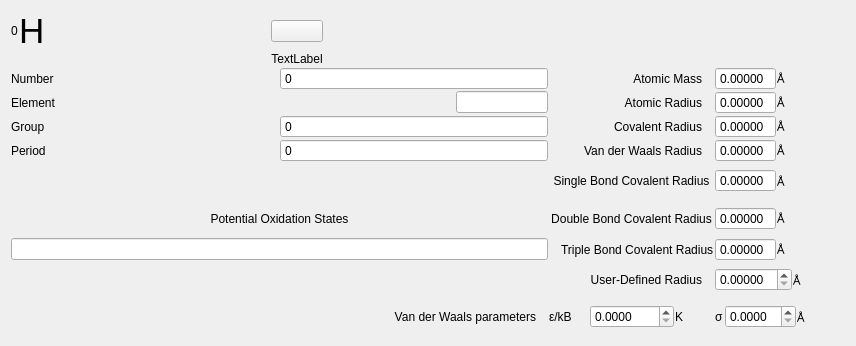
iRASPA/iRASPA-QT, file iraspa/iraspagui/elementsform.ui: the form before one commit.
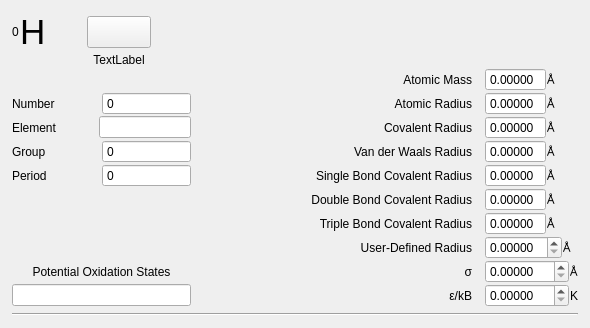
The form after the commit. Custom widgets are drawn as their Qt base class.

Patch:
```diff
--- a/iraspa/iraspagui/elementsform.ui
+++ b/iraspa/iraspagui/elementsform.ui
@@ -6,16 +6,28 @@
    <rect>
     <x>0</x>
     <y>0</y>
-    <width>856</width>
-    <height>346</height>
+    <width>590</width>
+    <height>310</height>
    </rect>
   </property>
   <property name="windowTitle">
    <string>Form</string>
   </property>
   <layout class="QVBoxLayout" name="verticalLayout">
+   <property name="leftMargin">
+    <number>12</number>
+   </property>
+   <property name="topMargin">
+    <number>12</number>
+   </property>
+   <property name="rightMargin">
+    <number>12</number>
+   </property>
+   <property name="bottomMargin">
+    <number>12</number>
+   </property>
    <item>
-    <layout class="QGridLayout" name="gridLayout" columnstretch="5,0,0,0">
+    <layout class="QGridLayout" name="gridLayout" columnstretch="0,0,0,0">
      <property name="leftMargin">
       <number>0</number>
      </property>
@@ -25,168 +37,7 @@
      <property name="spacing">
       <number>1</number>
      </property>
-     <item row="7" column="3">
-      <spacer name="horizontalSpacer_12">
-       <property name="orientation">
-        <enum>Qt::Horizontal</enum>
-       </property>
-       <property name="sizeHint" stdset="0">
-        <size>
-         <width>40</width>
-         <height>20</height>
-        </size>
-       </property>
-      </spacer>
-     </item>
-     <item row="7" column="1">
-      <widget class="QLabel" name="label_3">
-       <property name="text">
-        <string>Triple Bond Covalent Radius</string>
-       </property>
-       <property name="indent">
-        <number>12</number>
-       </property>
-      </widget>
-     </item>
-     <item row="4" column="0">
-      <layout class="QHBoxLayout" name="horizontalLayout_3">
-       <item>
-        <widget class="QLabel" name="label_14">
-         <property name="text">
-          <string>Period</string>
-         </property>
-        </widget>
-       </item>
-       <item>
-        <widget class="QSpinBox" name="periodSpinBox">
-         <property name="buttonSymbols">
-          <enum>QAbstractSpinBox::NoButtons</enum>
-         </property>
-         <property name="keyboardTracking">
-          <bool>false</bool>
-         </property>
-        </widget>
-       </item>
-      </layout>
-     </item>
-     <item row="9" column="1">
-      <layout class="QHBoxLayout" name="horizontalLayout_8">
-       <item>
-        <widget class="QLabel" name="label_2">
-         <property name="text">
-          <string>ε/kB</string>
-         </property>
-        </widget>
-       </item>
-       <item>
-        <widget class="QDoubleSpinBox" name="epsilonDoubleSpinBox">
-         <property name="keyboardTracking">
-          <bool>false</bool>
-         </property>
-         <property name="decimals">
-          <number>4</number>
-         </property>
-         <property name="maximum">
-          <double>9999.989999999999782</double>
-         </property>
-        </widget>
-       </item>
-       <item>
-        <widget class="QLabel" name="label_32">
-         <property name="text">
-          <string>K</string>
-         </property>
-        </widget>
-       </item>
-      </layout>
-     </item>
-     <item row="9" column="0">
-      <widget class="QLabel" name="label_18">
-       <property name="text">
-        <string>Van der Waals parameters</string>
-       </property>
-       <property name="alignment">
-        <set>Qt::AlignRight|Qt::AlignTrailing|Qt::AlignVCenter</set>
-       </property>
-       <property name="indent">
-        <number>12</number>
-       </property>
-      </widget>
-     </item>
-     <item row="5" column="1">
-      <widget class="QLabel" name="label_20">
-       <property name="text">
-        <string>Single Bond Covalent Radius</string>
-       </property>
-       <property name="alignment">
-        <set>Qt::AlignCenter</set>
-       </property>
-       <property name="indent">
-        <number>12</number>
-       </property>
-      </widget>
-     </item>
-     <item row="6" column="3">
-      <spacer name="horizontalSpacer_11">
-       <property name="orientation">
-        <enum>Qt::Horizontal</enum>
-       </property>
-       <property name="sizeHint" stdset="0">
-        <size>
-         <width>40</width>
-         <height>20</height>
-        </size>
-       </property>
-      </spacer>
-     </item>
-     <item row="4" column="3">
-      <spacer name="horizontalSpacer_6">
-       <property name="orientation">
-        <enum>Qt::Horizontal</enum>
-       </property>
-       <property name="sizeHint" stdset="0">
-        <size>
-         <width>40</width>
-         <height>20</height>
-        </size>
-       </property>
-      </spacer>
-     </item>
-     <item row="3" column="0">
-      <layout class="QHBoxLayout" name="horizontalLayout_2">
-       <item>
-        <widget class="QLabel" name="label_5">
-         <property name="text">
-          <string>Group</string>
-         </property>
-        </widget>
-       </item>
-       <item>
-        <widget class="QSpinBox" name="groupSpinBox">
-         <property name="buttonSymbols">
-          <enum>QAbstractSpinBox::NoButtons</enum>
-         </property>
-         <property name="keyboardTracking">
-          <bool>false</bool>
-         </property>
-        </widget>
-       </item>
-      </layout>
-     </item>
-     <item row="8" column="1">
-      <widget class="QLabel" name="label_25">
-       <property name="text">
-        <string>User-Defined Radius</string>
-       </property>
-       <property name="alignment">
-        <set>Qt::AlignRight|Qt::AlignTrailing|Qt::AlignVCenter</set>
-       </property>
-       <property name="indent">
-        <number>12</number>
-       </property>
-      </widget>
-     </item>
-     <item row="2" column="2">
+     <item row="2" column="3">
       <layout class="QHBoxLayout" name="horizontalLayout_12">
        <item>
         <widget class="QDoubleSpinBox" name="atomicRadiusDoubleSpinBox">
@@ -213,7 +64,7 @@
        </item>
       </layout>
      </item>
-     <item row="3" column="1">
+     <item row="3" column="2">
       <widget class="QLabel" name="label_15">
        <property name="text">
         <string>Covalent Radius</string>
@@ -226,10 +77,10 @@
        </property>
       </widget>
      </item>
-     <item row="2" column="1">
-      <widget class="QLabel" name="label_16">
+     <item row="5" column="2">
+      <widget class="QLabel" name="label_20">
        <property name="text">
-        <string>Atomic Radius</string>
+        <string>Single Bond Covalent Radius</string>
        </property>
        <property name="alignment">
         <set>Qt::AlignRight|Qt::AlignTrailing|Qt::AlignVCenter</set>
@@ -239,33 +90,160 @@
        </property>
       </widget>
      </item>
-     <item row="2" column="3">
-      <spacer name="horizontalSpacer_4">
+     <item row="5" column="1">
+      <spacer name="horizontalSpacer_11">
        <property name="orientation">
         <enum>Qt::Horizontal</enum>
        </property>
        <property name="sizeHint" stdset="0">
         <size>
-         <width>40</width>
+         <width>10</width>
          <height>20</height>
         </size>
        </property>
       </spacer>
      </item>
+     <item row="6" column="1">
+      <spacer name="horizontalSpacer_12">
+       <property name="orientation">
+        <enum>Qt::Horizontal</enum>
+       </property>
+       <property name="sizeHint" stdset="0">
+        <size>
+         <width>10</width>
+         <height>20</height>
+        </size>
+       </property>
+      </spacer>
+     </item>
+     <item row="7" column="3">
+      <layout class="QHBoxLayout" name="horizontalLayout_10">
+       <item>
+        <widget class="QDoubleSpinBox" name="tripleBondCovalentRadiusDoubleSpinBox">
+         <property name="readOnly">
+          <bool>true</bool>
+         </property>
+         <property name="buttonSymbols">
+          <enum>QAbstractSpinBox::NoButtons</enum>
+         </property>
+         <property name="decimals">
+          <number>5</number>
+         </property>
+        </widget>
+       </item>
+       <item>
+        <widget class="QLabel" name="label_13">
+         <property name="text">
+          <string>Å</string>
+         </property>
+        </widget>
+       </item>
+      </layout>
+     </item>
+     <item row="8" column="2">
+      <widget class="QLabel" name="label_25">
+       <property name="text">
+        <string>User-Defined Radius</string>
+       </property>
+       <property name="alignment">
+        <set>Qt::AlignRight|Qt::AlignTrailing|Qt::AlignVCenter</set>
+       </property>
+       <property name="indent">
+        <number>12</number>
+       </property>
+      </widget>
+     </item>
+     <item row="1" column="2">
+      <widget class="QLabel" name="label_8">
+       <property name="text">
+        <string>Atomic Mass</string>
+       </property>
+       <property name="alignment">
+        <set>Qt::AlignRight|Qt::AlignTrailing|Qt::AlignVCenter</set>
+       </property>
+       <property name="indent">
+        <number>12</number>
+       </property>
+      </widget>
+     </item>
+     <item row="5" column="3">
+      <layout class="QHBoxLayout" name="horizontalLayout_16">
+       <item>
+        <widget class="QDoubleSpinBox" name="singleBondCovalentRadiusDoubleSpinBox">
+         <property name="readOnly">
+          <bool>true</bool>
+         </property>
+         <property name="buttonSymbols">
+          <enum>QAbstractSpinBox::NoButtons</enum>
+         </property>
+         <property name="keyboardTracking">
+          <bool>false</bool>
+         </property>
+         <property name="decimals">
+          <number>5</number>
+         </property>
+        </widget>
+       </item>
+       <item>
+        <widget class="QLabel" name="label_12">
+         <property name="text">
+          <string>Å</string>
+         </property>
+        </widget>
+       </item>
+      </layout>
+     </item>
      <item row="8" column="3">
-      <spacer name="horizontalSpacer_8">
+      <layout class="QHBoxLayout" name="horizontalLayout_11">
+       <item>
+        <widget class="QDoubleSpinBox" name="userDefinedRadiusDoubleSpinBox">
+         <property name="keyboardTracking">
+          <bool>false</bool>
+         </property>
+         <property name="decimals">
+          <number>5</number>
+         </property>
+        </widget>
+       </item>
+       <item>
+        <widget class="QLabel" name="label_4">
+         <property name="text">
+          <string>Å</string>
+         </property>
+        </widget>
+       </item>
+      </layout>
+     </item>
+     <item row="6" column="2">
+      <widget class="QLabel" name="label">
+       <property name="text">
+        <string>Double Bond Covalent Radius</string>
+       </property>
+       <property name="alignment">
+        <set>Qt::AlignRight|Qt::AlignTrailing|Qt::AlignVCenter</set>
+       </property>
+       <property name="margin">
+        <number>0</number>
+       </property>
+       <property name="indent">
+        <number>12</number>
+       </property>
+      </widget>
+     </item>
+     <item row="4" column="1">
+      <spacer name="horizontalSpacer_7">
        <property name="orientation">
         <enum>Qt::Horizontal</enum>
        </property>
        <property name="sizeHint" stdset="0">
         <size>
-         <width>40</width>
+         <width>10</width>
          <height>20</height>
         </size>
        </property>
       </spacer>
      </item>
-     <item row="3" column="2">
+     <item row="3" column="3">
       <layout class="QHBoxLayout" name="horizontalLayout_14">
        <item>
         <widget class="QDoubleSpinBox" name="covalentRadiusDoubleSpinBox">
@@ -292,91 +270,103 @@
        </item>
       </layout>
      </item>
-     <item row="9" column="3">
+     <item row="6" column="3">
+      <layout class="QHBoxLayout" name="horizontalLayout_5">
+       <item>
+        <widget class="QDoubleSpinBox" name="doubleBondCovalentRadiusDoubleSpinBox">
+         <property name="readOnly">
+          <bool>true</bool>
+         </property>
+         <property name="buttonSymbols">
+          <enum>QAbstractSpinBox::NoButtons</enum>
+         </property>
+         <property name="decimals">
+          <number>5</number>
+         </property>
+        </widget>
+       </item>
+       <item>
+        <widget class="QLabel" name="label_9">
+         <property name="text">
+          <string>Å</string>
+         </property>
+        </widget>
+       </item>
+      </layout>
+     </item>
+     <item row="8" column="1">
       <spacer name="horizontalSpacer_2">
        <property name="orientation">
         <enum>Qt::Horizontal</enum>
        </property>
        <property name="sizeHint" stdset="0">
         <size>
-         <width>40</width>
+         <width>10</width>
          <height>20</height>
         </size>
        </property>
       </spacer>
      </item>
-     <item row="1" column="0">
-      <layout class="QHBoxLayout" name="horizontalLayout">
+     <item row="4" column="3">
+      <layout class="QHBoxLayout" name="horizontalLayout_15">
        <item>
-        <widget class="QLabel" name="label_29">
-         <property name="text">
-          <string>Number</string>
+        <widget class="QDoubleSpinBox" name="vanderWaalsDoubleSpinBox">
+         <property name="readOnly">
+          <bool>true</bool>
          </property>
-        </widget>
-       </item>
-       <item>
-        <widget class="QSpinBox" name="numberSpinBox">
          <property name="buttonSymbols">
           <enum>QAbstractSpinBox::NoButtons</enum>
          </property>
          <property name="keyboardTracking">
           <bool>false</bool>
          </property>
+         <property name="decimals">
+          <number>5</number>
+         </property>
         </widget>
        </item>
-      </layout>
-     </item>
-     <item row="2" column="0">
-      <layout class="QHBoxLayout" name="horizontalLayout_6">
        <item>
-        <widget class="QLabel" name="label_31">
+        <widget class="QLabel" name="label_11">
          <property name="text">
-          <string>Element</string>
-         </property>
-        </widget>
-       </item>
-       <item>
-        <spacer name="horizontalSpacer">
-         <property name="orientation">
-          <enum>Qt::Horizontal</enum>
-         </property>
-         <property name="sizeHint" stdset="0">
-          <size>
-           <width>40</width>
-           <height>20</height>
-          </size>
-         </property>
-        </spacer>
-       </item>
-       <item>
-        <widget class="QLineEdit" name="elementLineEdit">
-         <property name="maximumSize">
-          <size>
-           <width>92</width>
-           <height>16777215</height>
-          </size>
+          <string>Å</string>
          </property>
         </widget>
        </item>
       </layout>
      </item>
+     <item row="7" column="2">
+      <widget class="QLabel" name="label_3">
+       <property name="text">
+        <string>Triple Bond Covalent Radius</string>
+       </property>
+       <property name="alignment">
+        <set>Qt::AlignRight|Qt::AlignTrailing|Qt::AlignVCenter</set>
+       </property>
+       <property name="indent">
+        <number>12</number>
+       </property>
+      </widget>
+     </item>
+     <item row="2" column="2">
+      <widget class="QLabel" name="label_16">
+       <property name="text">
+        <string>Atomic Radius</string>
+       </property>
+       <property name="alignment">
+        <set>Qt::AlignRight|Qt::AlignTrailing|Qt::AlignVCenter</set>
+       </property>
+       <property name="indent">
+        <number>12</number>
+       </property>
+      </widget>
+     </item>
      <item row="1" column="3">
-      <spacer name="horizontalSpacer_3">
-       <property name="orientation">
-        <enum>Qt::Horizontal</enum>
-       </property>
-       <property name="sizeHint" stdset="0">
-        <size>
-         <width>40</width>
-         <height>20</height>
-        </size>
-       </property>
-      </spacer>
-     </item>
-     <item row="1" column="2">
       <layout class="QHBoxLayout" name="horizontalLayout_13">
        <item>
         <widget class="QDoubleSpinBox" name="atomicMassDoubleSpinBox">
+         <property name="alignment">
+          <set>Qt::AlignLeading|Qt::AlignLeft|Qt::AlignVCenter</set>
+         </property>
          <property name="readOnly">
           <bool>true</bool>
          </property>
@@ -396,50 +386,64 @@
          <property name="text">
           <string>Å</string>
          </property>
+         <property name="alignment">
+          <set>Qt::AlignLeading|Qt::AlignLeft|Qt::AlignVCenter</set>
+         </property>
         </widget>
        </item>
       </layout>
      </item>
-     <item row="3" column="3">
-      <spacer name="horizontalSpacer_5">
+     <item row="3" column="1">
+      <spacer name="horizontalSpacer_6">
        <property name="orientation">
         <enum>Qt::Horizontal</enum>
        </property>
        <property name="sizeHint" stdset="0">
         <size>
-         <width>40</width>
+         <width>10</width>
          <height>20</height>
         </size>
        </property>
       </spacer>
      </item>
-     <item row="9" column="2">
-      <layout class="QHBoxLayout" name="horizontalLayout_9">
-       <item>
-        <widget class="QLabel" name="label_33">
-         <property name="text">
-          <string>σ</string>
-         </property>
-        </widget>
-       </item>
-       <item>
-        <widget class="QDoubleSpinBox" name="sigmaDoubleSpinBox">
-         <property name="keyboardTracking">
-          <bool>false</bool>
-         </property>
-         <property name="decimals">
-          <number>4</number>
-         </property>
-        </widget>
-       </item>
-       <item>
-        <widget class="QLabel" name="label_34">
-         <property name="text">
-          <string>Å</string>
-         </property>
-        </widget>
-       </item>
-      </layout>
+     <item row="7" column="1">
+      <spacer name="horizontalSpacer_8">
+       <property name="orientation">
+        <enum>Qt::Horizontal</enum>
+       </property>
+       <property name="sizeHint" stdset="0">
+        <size>
+         <width>10</width>
+         <height>20</height>
+        </size>
+       </property>
+      </spacer>
+     </item>
+     <item row="1" column="1">
+      <spacer name="horizontalSpacer_4">
+       <property name="orientation">
+        <enum>Qt::Horizontal</enum>
+       </property>
+       <property name="sizeHint" stdset="0">
+        <size>
+         <width>10</width>
+         <height>20</height>
+        </size>
+       </property>
+      </spacer>
+     </item>
+     <item row="4" column="2">
+      <widget class="QLabel" name="label_17">
+       <property name="text">
+        <string>Van der Waals Radius</string>
+       </property>
+       <property name="alignment">
+        <set>Qt::AlignRight|Qt::AlignTrailing|Qt::AlignVCenter</set>
+       </property>
+       <property name="indent">
+        <number>12</number>
+       </property>
+      </widget>
      </item>
      <item row="0" column="0">
       <layout class="QHBoxLayout" name="horizontalLayout_7" stretch="0">
@@ -468,6 +472,18 @@
          </item>
          <item row="3" column="3">
           <widget class="SelectColorButton" name="colorPushButton">
+           <property name="sizePolicy">
+            <sizepolicy hsizetype="Fixed" vsizetype="Fixed">
+             <horstretch>0</horstretch>
+             <verstretch>0</verstretch>
+            </sizepolicy>
+           </property>
+           <property name="minimumSize">
+            <size>
+             <width>64</width>
+             <height>32</height>
+            </size>
+           </property>
            <property name="autoFillBackground">
             <bool>false</bool>
            </property>
@@ -477,6 +493,12 @@
            <property name="text">
             <string/>
            </property>
+           <property name="iconSize">
+            <size>
+             <width>64</width>
+             <height>32</height>
+            </size>
+           </property>
            <property name="flat">
             <bool>false</bool>
            </property>
@@ -535,33 +557,23 @@
        </item>
       </layout>
      </item>
-     <item row="6" column="1">
-      <widget class="QLabel" name="label">
-       <property name="text">
-        <string>Double Bond Covalent Radius</string>
-       </property>
-       <property name="alignment">
-        <set>Qt::AlignCenter</set>
-       </property>
-       <property name="indent">
-        <number>12</number>
-       </property>
-      </widget>
-     </item>
-     <item row="8" column="2">
-      <layout class="QHBoxLayout" name="horizontalLayout_11">
+     <item row="9" column="3">
+      <layout class="QHBoxLayout" name="horizontalLayout_9">
        <item>
-        <widget class="QDoubleSpinBox" name="userDefinedRadiusDoubleSpinBox">
+        <widget class="QDoubleSpinBox" name="sigmaDoubleSpinBox">
          <property name="keyboardTracking">
           <bool>false</bool>
          </property>
          <property name="decimals">
           <number>5</number>
          </property>
+         <property name="maximum">
+          <double>999.990000000000009</double>
+         </property>
         </widget>
        </item>
        <item>
-        <widget class="QLabel" name="label_4">
+        <widget class="QLabel" name="label_34">
          <property name="text">
           <string>Å</string>
          </property>
@@ -569,90 +581,76 @@
        </item>
       </layout>
      </item>
-     <item row="5" column="2">
-      <layout class="QHBoxLayout" name="horizontalLayout_16">
+     <item row="2" column="1">
+      <spacer name="horizontalSpacer_5">
+       <property name="orientation">
+        <enum>Qt::Horizontal</enum>
+       </property>
+       <property name="sizeHint" stdset="0">
+        <size>
+         <width>10</width>
+         <height>20</height>
+        </size>
+       </property>
+      </spacer>
+     </item>
+     <item row="10" column="3">
+      <layout class="QHBoxLayout" name="horizontalLayout_8">
        <item>
-        <widget class="QDoubleSpinBox" name="singleBondCovalentRadiusDoubleSpinBox">
-         <property name="readOnly">
-          <bool>true</bool>
-         </property>
-         <property name="buttonSymbols">
-          <enum>QAbstractSpinBox::NoButtons</enum>
-         </property>
+        <widget class="QDoubleSpinBox" name="epsilonDoubleSpinBox">
          <property name="keyboardTracking">
           <bool>false</bool>
          </property>
          <property name="decimals">
           <number>5</number>
          </property>
+         <property name="maximum">
+          <double>999.990000000000009</double>
+         </property>
         </widget>
        </item>
        <item>
-        <widget class="QLabel" name="label_12">
+        <widget class="QLabel" name="label_32">
          <property name="text">
-          <string>Å</string>
+          <string>K</string>
          </property>
         </widget>
        </item>
       </layout>
      </item>
-     <item row="7" column="0">
+     <item row="9" column="2">
+      <widget class="QLabel" name="label_33">
+       <property name="text">
+        <string>σ</string>
+       </property>
+       <property name="alignment">
+        <set>Qt::AlignRight|Qt::AlignTrailing|Qt::AlignVCenter</set>
+       </property>
+       <property name="margin">
+        <number>0</number>
+       </property>
+       <property name="indent">
+        <number>12</number>
+       </property>
+      </widget>
+     </item>
+     <item row="10" column="2">
+      <widget class="QLabel" name="label_2">
+       <property name="text">
+        <string>ε/kB</string>
+       </property>
+       <property name="alignment">
+        <set>Qt::AlignRight|Qt::AlignTrailing|Qt::AlignVCenter</set>
+       </property>
+       <property name="indent">
+        <number>12</number>
+       </property>
+      </widget>
+     </item>
+     <item row="10" column="0">
       <widget class="QLineEdit" name="oxidationLineEdit"/>
      </item>
-     <item row="4" column="1">
-      <widget class="QLabel" name="label_17">
-       <property name="text">
-        <string>Van der Waals Radius</string>
-       </property>
-       <property name="alignment">
-        <set>Qt::AlignRight|Qt::AlignTrailing|Qt::AlignVCenter</set>
-       </property>
-       <property name="indent">
-        <number>12</number>
-       </property>
-      </widget>
-     </item>
-     <item row="4" column="2">
-      <layout class="QHBoxLayout" name="horizontalLayout_15">
-       <item>
-        <widget class="QDoubleSpinBox" name="vanderWaalsDoubleSpinBox">
-         <property name="readOnly">
-          <bool>true</bool>
-         </property>
-         <property name="buttonSymbols">
-          <enum>QAbstractSpinBox::NoButtons</enum>
-         </property>
-         <property name="keyboardTracking">
-          <bool>false</bool>
-         </property>
-         <property name="decimals">
-          <number>5</number>
-         </property>
-        </widget>
-       </item>
-       <item>
-        <widget class="QLabel" name="label_11">
-         <property name="text">
-          <string>Å</string>
-         </property>
-        </widget>
-       </item>
-      </layout>
-     </item>
-     <item row="1" column="1">
-      <widget class="QLabel" name="label_8">
-       <property name="text">
-        <string>Atomic Mass</string>
-       </property>
-       <property name="alignment">
-        <set>Qt::AlignRight|Qt::AlignTrailing|Qt::AlignVCenter</set>
-       </property>
-       <property name="indent">
-        <number>12</number>
-       </property>
-      </widget>
-     </item>
-     <item row="6" column="0">
+     <item row="9" column="0">
       <widget class="QLabel" name="label_24">
        <property name="text">
         <string>Potential Oxidation States</string>
@@ -662,62 +660,98 @@
        </property>
       </widget>
      </item>
-     <item row="5" column="3">
-      <spacer name="horizontalSpacer_7">
-       <property name="orientation">
-        <enum>Qt::Horizontal</enum>
-       </property>
-       <property name="sizeHint" stdset="0">
-        <size>
-         <width>40</width>
-         <height>20</height>
-        </size>
-       </property>
-      </spacer>
-     </item>
-     <item row="6" column="2">
-      <layout class="QHBoxLayout" name="horizontalLayout_5">
+     <item row="5" column="0">
+      <layout class="QHBoxLayout" name="horizontalLayout_3">
        <item>
-        <widget class="QDoubleSpinBox" name="doubleBondCovalentRadiusDoubleSpinBox">
-         <property name="readOnly">
-          <bool>true</bool>
+        <widget class="QLabel" name="label_14">
+         <property name="text">
+          <string>Period</string>
          </property>
+        </widget>
+       </item>
+       <item>
+        <widget class="QSpinBox" name="periodSpinBox">
          <property name="buttonSymbols">
           <enum>QAbstractSpinBox::NoButtons</enum>
          </property>
-         <property name="decimals">
-          <number>5</number>
+         <property name="keyboardTracking">
+          <bool>false</bool>
          </property>
         </widget>
        </item>
+      </layout>
+     </item>
+     <item row="4" column="0">
+      <layout class="QHBoxLayout" name="horizontalLayout_2">
        <item>
-        <widget class="QLabel" name="label_9">
+        <widget class="QLabel" name="label_5">
          <property name="text">
-          <string>Å</string>
+          <string>Group</string>
          </property>
         </widget>
        </item>
+       <item>
+        <widget class="QSpinBox" name="groupSpinBox">
+         <property name="buttonSymbols">
+          <enum>QAbstractSpinBox::NoButtons</enum>
+         </property>
+         <property name="keyboardTracking">
+          <bool>false</bool>
+         </property>
+        </widget>
+       </item>
       </layout>
      </item>
-     <item row="7" column="2">
-      <layout class="QHBoxLayout" name="horizontalLayout_10">
+     <item row="3" column="0">
+      <layout class="QHBoxLayout" name="horizontalLayout_6">
        <item>
-        <widget class="QDoubleSpinBox" name="tripleBondCovalentRadiusDoubleSpinBox">
-         <property name="readOnly">
-          <bool>true</bool>
+        <widget class="QLabel" name="label_31">
+         <property name="text">
+          <string>Element</string>
          </property>
-         <property name="buttonSymbols">
-          <enum>QAbstractSpinBox::NoButtons</enum>
+        </widget>
+       </item>
+       <item>
+        <spacer name="horizontalSpacer">
+         <property name="orientation">
+          <enum>Qt::Horizontal</enum>
          </property>
-         <property name="decimals">
-          <number>5</number>
+         <property name="sizeHint" stdset="0">
+          <size>
+           <width>40</width>
+           <height>20</height>
+          </size>
          </property>
+        </spacer>
+       </item>
+       <item>
+        <widget class="QLineEdit" name="elementLineEdit">
+         <property name="maximumSize">
+          <size>
+           <width>92</width>
+           <height>16777215</height>
+          </size>
+         </property>
         </widget>
        </item>
+      </layout>
+     </item>
+     <item row="2" column="0">
+      <layout class="QHBoxLayout" name="horizontalLayout">
        <item>
-        <widget class="QLabel" name="label_13">
+        <widget class="QLabel" name="label_29">
          <property name="text">
-          <string>Å</string>
+          <string>Number</string>
+         </property>
+        </widget>
+       </item>
+       <item>
+        <widget class="QSpinBox" name="numberSpinBox">
+         <property name="buttonSymbols">
+          <enum>QAbstractSpinBox::NoButtons</enum>
+         </property>
+         <property name="keyboardTracking">
+          <bool>false</bool>
          </property>
         </widget>
        </item>
@@ -725,6 +759,13 @@
      </item>
     </layout>
    </item>
+   <item>
+    <widget class="Line" name="line">
+     <property name="orientation">
+      <enum>Qt::Horizontal</enum>
+     </property>
+    </widget>
+   </item>
   </layout>
  </widget>
  <customwidgets>
```
